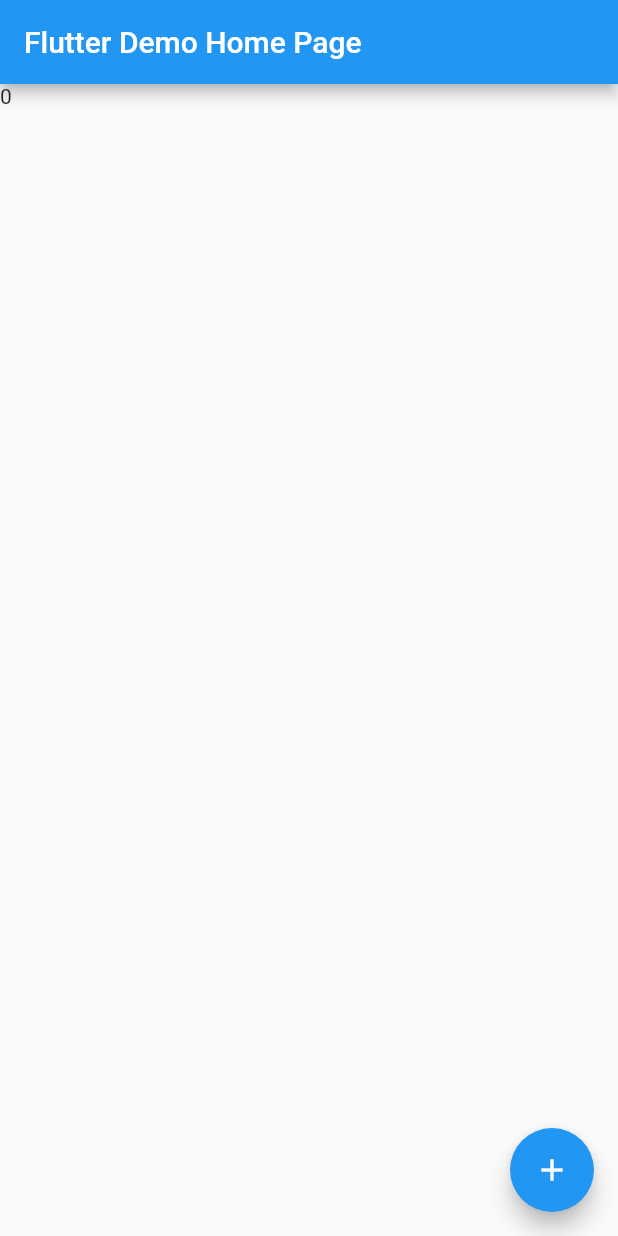
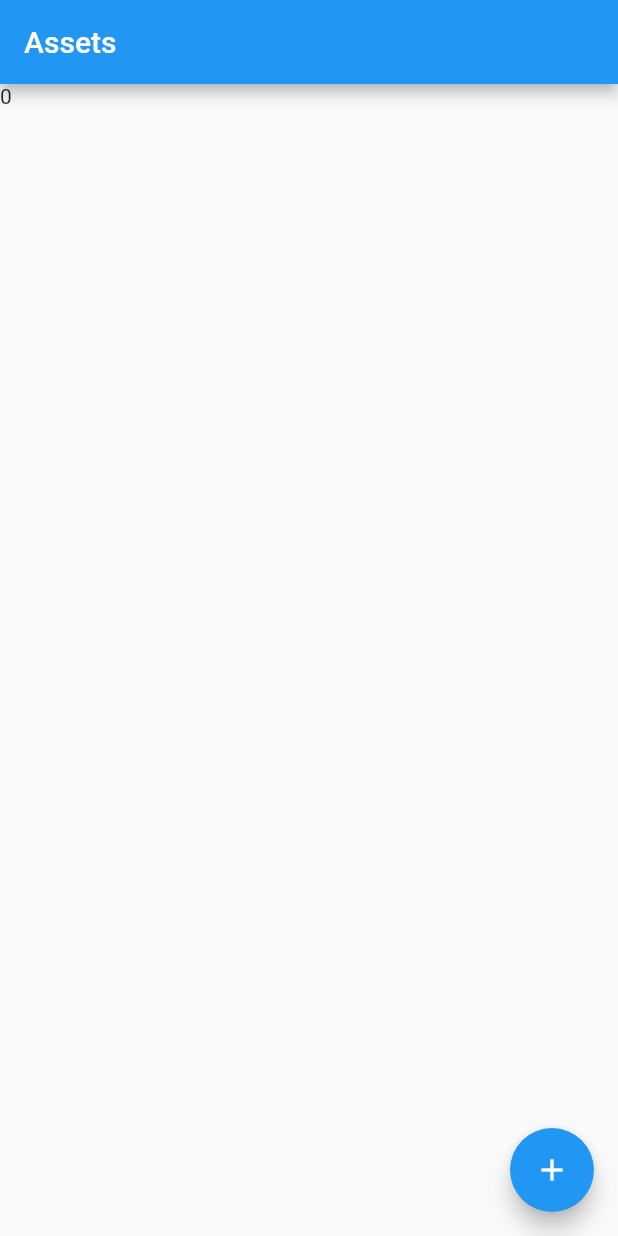
Before and after one commit to ShotaIuchi/AssetsMobile, a Flutter app: the screen it shows after launch, on a phone screen of 412 x 824 dp. Run offline on Flutter 3.47's test engine with Material 2 defaults, Android fonts, the phone set to English and light mode, and no system bars.

Commit message:
タイトル変更

```diff
--- a/lib/main.dart
+++ b/lib/main.dart
@@ -12,11 +12,11 @@
     return ChangeNotifierProvider<AssetProvider>(
         create: (context) => AssetProvider(),
         child: MaterialApp(
-          title: 'Flutter Demo',
+          title: 'Assets',
           theme: ThemeData(
             primarySwatch: Colors.blue,
           ),
-          home: MyHomePage(title: 'Flutter Demo Home Page'),
+          home: MyHomePage(title: 'Assets'),
         ));
   }
 }
```
